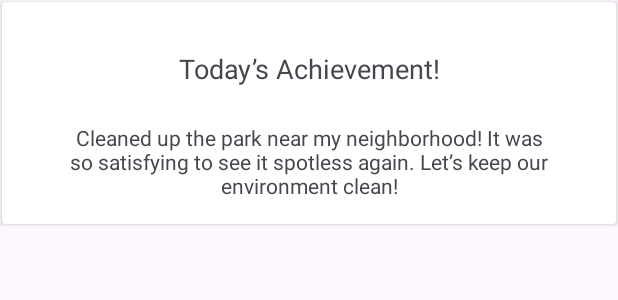
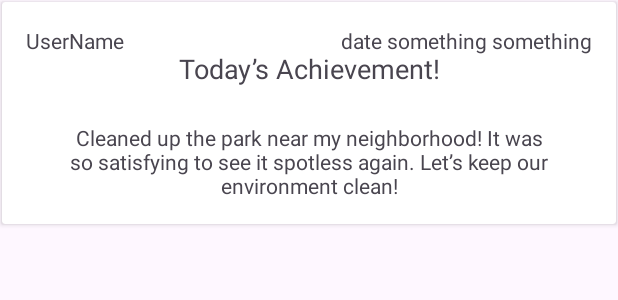
Before and after one commit to NightFurios2411/ZeroWasteHero, an Android app: the layout item_post_card.xml on its own in the app's theme, with its tools: preview values and no code run, on a phone screen of 412 x 824 dp. Shown: the top 300 px of the screen. Run offline under Robolectric (Android 15) with nearby library versions, the phone set to English and light mode, and no system bars.

Commit message:
added username and date on post and reply

```diff
--- a/app/src/main/java/com/example/zerowastehero/DataBinding/Model/PostModel.java
+++ b/app/src/main/java/com/example/zerowastehero/DataBinding/Model/PostModel.java
@@ -6,12 +6,14 @@ public class PostModel {
 
     private final String postID; // PK
     private final String userID; // FK
+    private final String userName;
     private String postTitle;
     private String postDescription;
     private final String createdAt;
 
-    public PostModel(String title, String description, String userID) {
+    public PostModel(String title, String description, String userID, String userName) {
         this.postID = UUID.randomUUID().toString();
+        this.userName = userName;
         this.userID = userID;
         this.postTitle = title;
         this.postDescription = description;
@@ -21,6 +23,7 @@ public class PostModel {
     public String getPostID() { return postID; }
     public String getUserID() { return userID; }
     public String getPostTitle() { return postTitle; }
+    public String getUserName() { return userName; }
     public void setPostTitle(String postTitle) { this.postTitle = postTitle; }
     public String getPostDescription() { return postDescription; }
     public void setPostDescription(String postDescription) { this.postDescription = postDescription; }
--- a/app/src/main/res/layout/item_post_card.xml
+++ b/app/src/main/res/layout/item_post_card.xml
@@ -34,5 +34,25 @@
                 app:layout_constraintEnd_toEndOf="parent"
                 app:layout_constraintStart_toStartOf="parent"
                 app:layout_constraintTop_toBottomOf="@+id/TVPostTitle" />
+
+            <TextView
+                android:id="@+id/TVUserName"
+                android:layout_width="wrap_content"
+                android:layout_height="wrap_content"
+                android:text="UserName"
+                android:textAlignment="center"
+                android:textSize="14sp"
+                app:layout_constraintStart_toStartOf="parent"
+                app:layout_constraintTop_toTopOf="parent" />
+
+            <TextView
+                android:id="@+id/TVPostDate"
+                android:layout_width="wrap_content"
+                android:layout_height="wrap_content"
+                android:text="date something something"
+                android:textAlignment="center"
+                android:textSize="14sp"
+                app:layout_constraintEnd_toEndOf="parent"
+                app:layout_constraintTop_toTopOf="parent" />
         </androidx.constraintlayout.widget.ConstraintLayout>
 </androidx.cardview.widget.CardView>
```
Also changed, not shown: app/src/main/java/com/example/zerowastehero/DataBinding/Model/ReplyModel.java (+7 -1 lines), app/src/main/java/com/example/zerowastehero/Main/Community/Adapter/CommunityAdapter.java (+14 -1 lines), app/src/main/java/com/example/zerowastehero/Main/Community/Adapter/ReplyAdapter.java (+28 -8 lines), app/src/main/java/com/example/zerowastehero/Main/MainActivity.java (+18 -18 lines), app/src/main/res/layout/item_reply_card.xml (+20 -0 lines).
